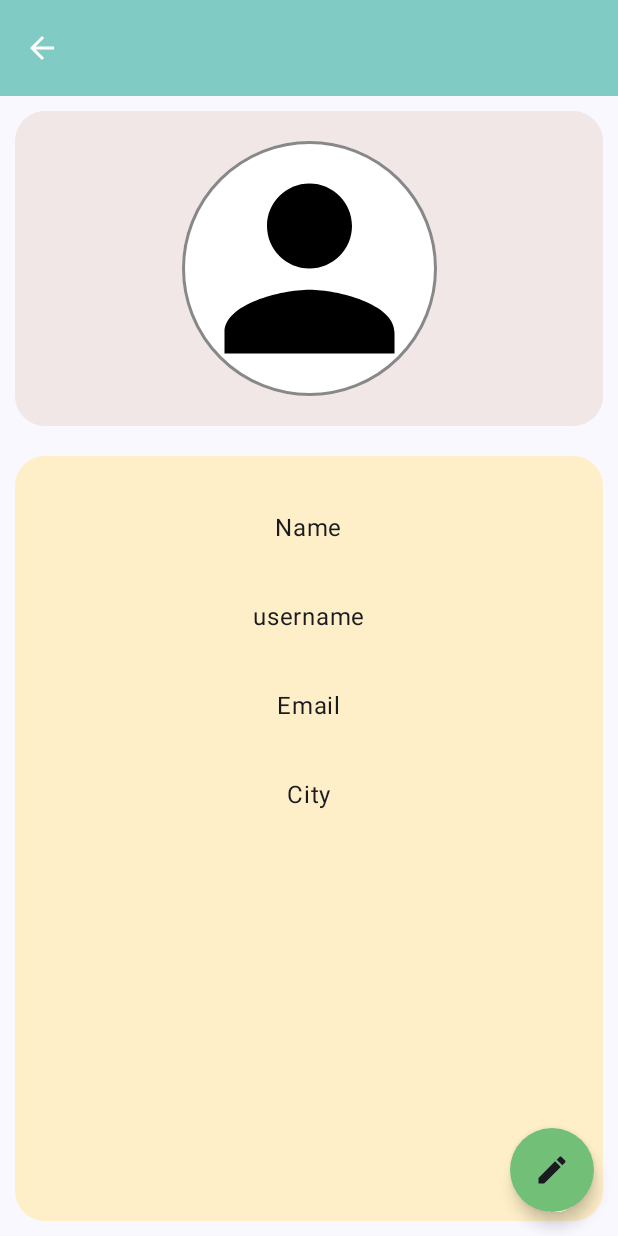
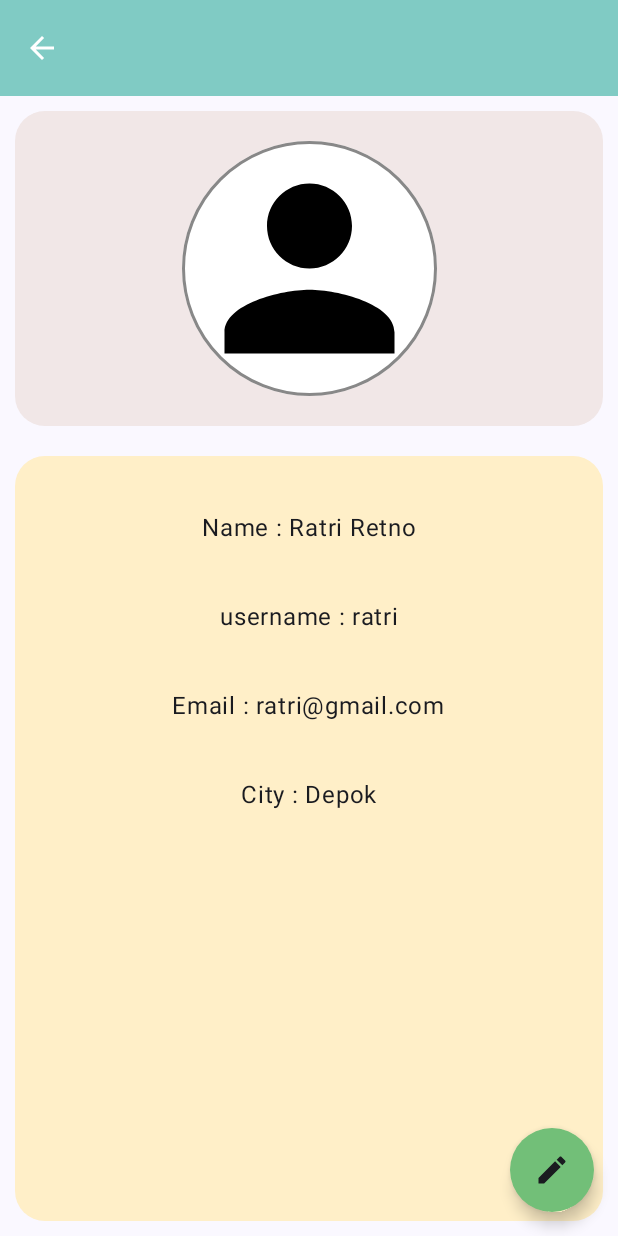
Before and after one commit to ratriretno/pinjambuku, an Android app built with Jetpack Compose: the composable ProfileScreen called with empty values, on a phone screen of 412 x 824 dp. Run offline under Robolectric (Android 15) with nearby library versions, the phone set to English and light mode, and no system bars.

```diff
--- a/app/src/main/java/com/example/pinjambuku/ui/ProfileScreen.kt
+++ b/app/src/main/java/com/example/pinjambuku/ui/ProfileScreen.kt
@@ -139,19 +139,19 @@ fun ProfileScreen(navigateBack: () -> Unit, idUser: String){
                         ){
                         item{
                             Spacer(modifier = Modifier.height(20.dp))
-                            Text(text = "Name")
+                            Text(text = "Name : Ratri Retno")
                         }
                         item{
                             Spacer(modifier = Modifier.height(20.dp))
-                            Text(text = "username")
+                            Text(text = "username : ratri")
                         }
                         item {
                             Spacer(modifier = Modifier.height(20.dp))
-                            Text(text = "Email")
+                            Text(text = "Email : ratri@gmail.com")
                         }
                         item {
                             Spacer(modifier = Modifier.height(20.dp))
-                            Text(text = "City")
+                            Text(text = "City : Depok")
                         }
 
                     }
```
Also changed, not shown: app/src/main/java/com/example/pinjambuku/network/ApiService.kt (+2 -6 lines).
